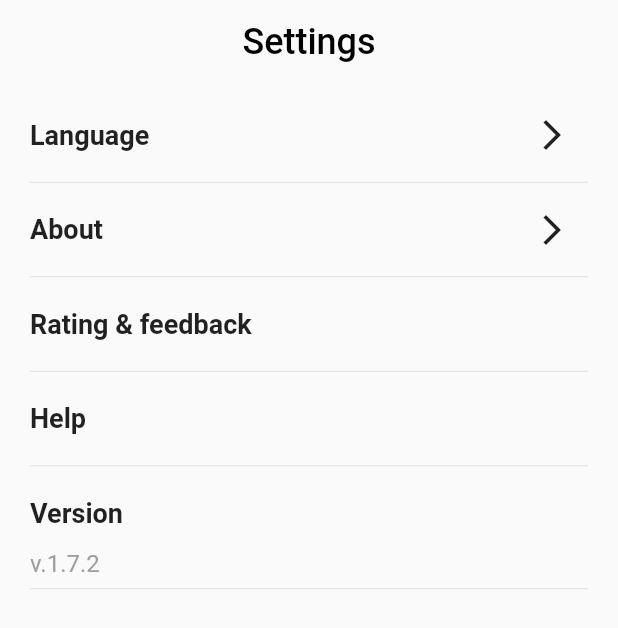
After one commit to shehabhy1/barter_project_2023, a Flutter app: the SettingsView screen opened by its route, on a phone screen of 412 x 824 dp. The commit adds this screen. Shown: the top 628 px of the screen. Run offline on Flutter 3.47's test engine with Material 2 defaults, Android fonts, the phone set to English and light mode, and no system bars; our stand-ins replace flutter_bloc, flutter_rating_bar, flutter_svg, font_awesome_flutter, go_router, shared_preferences and 2 more; accounts and stored records are empty.

Commit message:
settings

```diff
--- a/lib/constants.dart
+++ b/lib/constants.dart
@@ -7,3 +7,4 @@ class Constant {
 
 Color kPrimaryColor = const Color(0xFFB73BFF);
 const kGreyColor = Color(0xff575757);
+const kTextColor = Color(0xff8B8B8B);
--- a/lib/core/utils/app_router.dart
+++ b/lib/core/utils/app_router.dart
@@ -12,6 +12,7 @@ import 'package:barter_project_2023/features/splash_view/presentation/views/on_b
 import 'package:go_router/go_router.dart';
 
 import '../../features/notification/presentition/views/notification_screen.dart';
+import '../../features/settings/settings_view.dart';
 import '../../features/splash_view/presentation/views/splash_view.dart';
 
 bool isLast = CacheHelper.getData(key: Constant.kOnBoardingView) ?? false;
@@ -33,6 +34,7 @@ class AppRouter {
   static const kProductDetails = '/ProductDetails';
   static const pProductDetails = '/ProductDetails';
   static const editProfile = '/editProfile';
+  static const settingsView = '/settingsView';
 
   static final routeScreens = GoRouter(
     routes: [
@@ -76,6 +78,11 @@ class AppRouter {
         path: editProfile,
         builder: (context, state) => const EditProfileView(),
       ),
+      GoRoute(
+        name: settingsView,
+        path: settingsView,
+        builder: (context, state) => const SettingsView(),
+      ),
       // GoRoute(
       //   name: kLayoutView,
       //   path: pLayoutView,
--- a/lib/features/edit_profile/edit_profile_view.dart
+++ b/lib/features/edit_profile/edit_profile_view.dart
@@ -10,6 +10,7 @@ class EditProfileView extends StatelessWidget {
   Widget build(BuildContext context) {
     return Scaffold(
       appBar: AppBar(
+        elevation: 0.0,
         title: const Text('Edit Profile'),
         centerTitle: true,
         leading: IconButton(
--- a/lib/features/edit_profile/widgets/edit_profile_body.dart
+++ b/lib/features/edit_profile/widgets/edit_profile_body.dart
@@ -1,6 +1,5 @@
 import 'package:flutter/material.dart';
 
-import '../../../constants.dart';
 import 'cusomt_list_tile_profile.dart';
 import 'custom_button_edit_profile.dart';
 import 'image_profile_with_image.dart';
--- /dev/null
+++ b/lib/features/settings/settings_view.dart
@@ -0,0 +1,25 @@
+import 'package:flutter/material.dart';
+
+import 'widgets/settings_body.dart';
+
+class SettingsView extends StatelessWidget {
+  const SettingsView({Key? key}) : super(key: key);
+
+  @override
+  Widget build(BuildContext context) {
+    return Scaffold(
+      appBar: AppBar(
+        title: const Center(
+          child: Text(
+            'Settings',
+            style: TextStyle(
+                color: Colors.black, fontSize: 24, fontWeight: FontWeight.w500),
+          ),
+        ),
+        backgroundColor: Colors.transparent,
+        elevation: 0,
+      ),
+      body: const SettingsBody(),
+    );
+  }
+}
--- /dev/null
+++ b/lib/features/settings/widgets/settings_body.dart
@@ -0,0 +1,49 @@
+import 'package:flutter/material.dart';
+
+import 'settings_tile.dart';
+
+class SettingsBody extends StatelessWidget {
+  const SettingsBody({
+    super.key,
+  });
+
+  @override
+  Widget build(BuildContext context) {
+    return const SafeArea(
+      child: Padding(
+        padding: EdgeInsets.symmetric(horizontal: 20, vertical: 10),
+        child: Column(
+          mainAxisAlignment: MainAxisAlignment.start,
+          crossAxisAlignment: CrossAxisAlignment.start,
+          children: [
+            SettingsTile(
+              title: "Language",
+              icon: Icons.arrow_forward_ios_outlined,
+            ),
+            SettingsTile(
+              title: "About",
+              icon: Icons.arrow_forward_ios_outlined,
+            ),
+            SettingsTile(
+              title: "Rating & feedback",
+            ),
+            SettingsTile(
+              title: "Help",
+            ),
+            SettingsTile(
+              title: "Version",
+              subTitle: Text(
+                'v.1.7.2',
+                style: TextStyle(
+                  fontSize: 16,
+                  //fontWeight: FontWeight.bold,
+                  color: Colors.grey,
+                ),
+              ),
+            ),
+          ],
+        ),
+      ),
+    );
+  }
+}
--- /dev/null
+++ b/lib/features/settings/widgets/settings_tile.dart
@@ -0,0 +1,44 @@
+// ignore_for_file: public_member_api_docs, sort_constructors_first
+import 'package:flutter/material.dart';
+
+class SettingsTile extends StatelessWidget {
+  final IconData? icon;
+  final String title;
+  final Widget? subTitle;
+  final VoidCallback? onTap;
+  const SettingsTile({
+    Key? key,
+    this.icon,
+    required this.title,
+    this.subTitle,
+    this.onTap,
+  }) : super(key: key);
+
+  @override
+  Widget build(BuildContext context) {
+    return Column(
+      // mainAxisAlignment: MainAxisAlignment.start,
+      crossAxisAlignment: CrossAxisAlignment.start,
+      children: [
+        Row(
+          children: [
+            Text(
+              title,
+              style: const TextStyle(
+                fontSize: 18,
+                fontWeight: FontWeight.bold,
+              ),
+            ),
+            const Spacer(),
+            IconButton(onPressed: () {}, icon: Icon(icon)),
+          ],
+        ),
+        subTitle ?? const SizedBox(),
+        Divider(
+          color: Colors.grey[300],
+          height: 15,
+        ),
+      ],
+    );
+  }
+}
```
